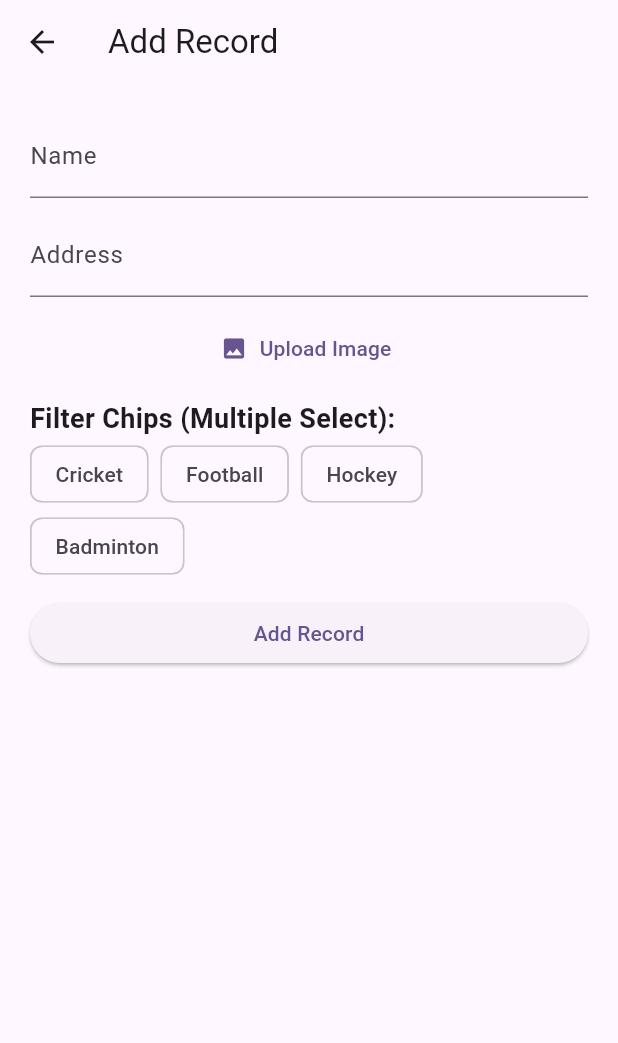
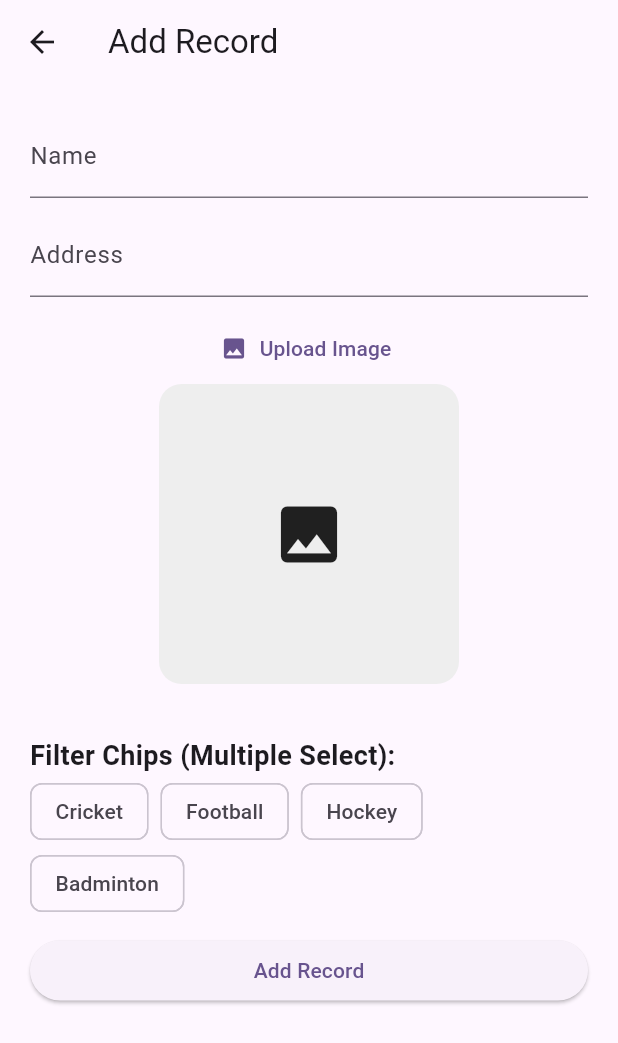
Before and after one commit to sifatullahshah1/urraan_hive_final_code, a Flutter app: the ScreenAddUpdateRecord screen opened directly, on a phone screen of 412 x 824 dp. Shown: the top 1043 px of the screen. Run offline on Flutter 3.47's test engine with Material 3 defaults, Android fonts, the phone set to English and light mode, and no system bars; our stand-ins replace hive, hive_flutter, image_picker; accounts and stored records are empty.

Commit message:
Urraan Students Hive Lecture Code

```diff
--- a/lib/screen_add_update_record.dart
+++ b/lib/screen_add_update_record.dart
@@ -79,15 +79,29 @@ class _ScreenAddUpdateRecordState extends State<ScreenAddUpdateRecord> {
                 },
                 label: Text("Upload Image"),
                 icon: Icon(Icons.image)),
-            SizedBox(height: 10),
-            if (_imageBytes != null)
-              ClipRect(
-                child: Image.memory(_imageBytes!),
+
+            Align(
+              alignment: Alignment.center,
+              child: Container(
+                width: 200,
+                height: 200,
+                margin: EdgeInsets.only(bottom: 20),
+                decoration: BoxDecoration(
+                    color: Colors.grey.shade200,
+                    borderRadius: BorderRadius.circular(15),
+                    image: _imageBytes != null
+                        ? DecorationImage(
+                            fit: BoxFit.fill,
+                            image: Image.memory(_imageBytes!).image)
+                        : null),
+                child: _imageBytes != null ? null : Icon(Icons.image, size: 50),
               ),
+            ),
 
             // Choice Chips
 
             // Filter Chips
+            SizedBox(height: 15),
             Text("Filter Chips (Multiple Select):",
                 style: TextStyle(fontSize: 18, fontWeight: FontWeight.bold)),
             Wrap(
```
